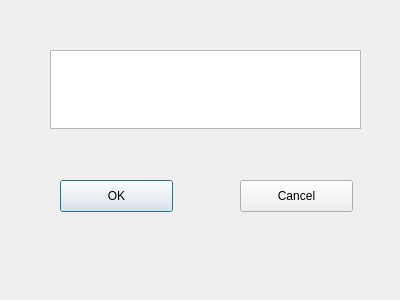
The window that Python_UI/python_ui.ui (kybw0123/python) describes before a commit, drawn with Qt 5.
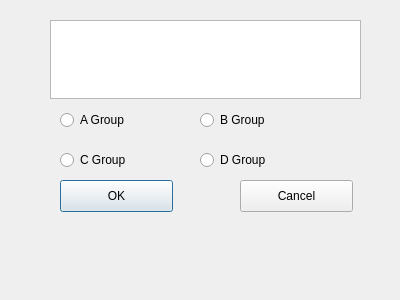
The same window after the commit.

Commit message:
Python_UI Upadte
UI에 라디오박스를 추가함
파이썬으로 4개의 라디오박스를 클릭하면
해당 라디오박스를 출력할수 있게 작성

```diff
--- a/Python_UI/python_ui.ui
+++ b/Python_UI/python_ui.ui
@@ -43,12 +43,64 @@
    <property name="geometry">
     <rect>
      <x>50</x>
-     <y>50</y>
+     <y>20</y>
      <width>311</width>
      <height>79</height>
     </rect>
    </property>
   </widget>
+  <widget class="QRadioButton" name="A_group">
+   <property name="geometry">
+    <rect>
+     <x>60</x>
+     <y>110</y>
+     <width>100</width>
+     <height>20</height>
+    </rect>
+   </property>
+   <property name="text">
+    <string>A Group</string>
+   </property>
+  </widget>
+  <widget class="QRadioButton" name="B_group">
+   <property name="geometry">
+    <rect>
+     <x>200</x>
+     <y>110</y>
+     <width>100</width>
+     <height>20</height>
+    </rect>
+   </property>
+   <property name="text">
+    <string>B Group</string>
+   </property>
+  </widget>
+  <widget class="QRadioButton" name="C_group">
+   <property name="geometry">
+    <rect>
+     <x>60</x>
+     <y>150</y>
+     <width>100</width>
+     <height>20</height>
+    </rect>
+   </property>
+   <property name="text">
+    <string>C Group</string>
+   </property>
+  </widget>
+  <widget class="QRadioButton" name="D_group">
+   <property name="geometry">
+    <rect>
+     <x>200</x>
+     <y>150</y>
+     <width>100</width>
+     <height>20</height>
+    </rect>
+   </property>
+   <property name="text">
+    <string>D Group</string>
+   </property>
+  </widget>
  </widget>
  <resources/>
  <connections/>
```
The commit also changes 1 other file.
